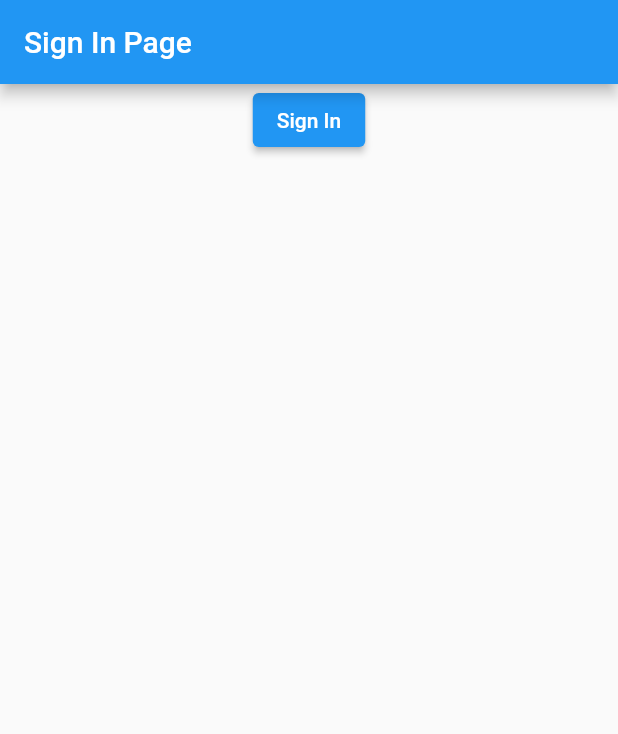
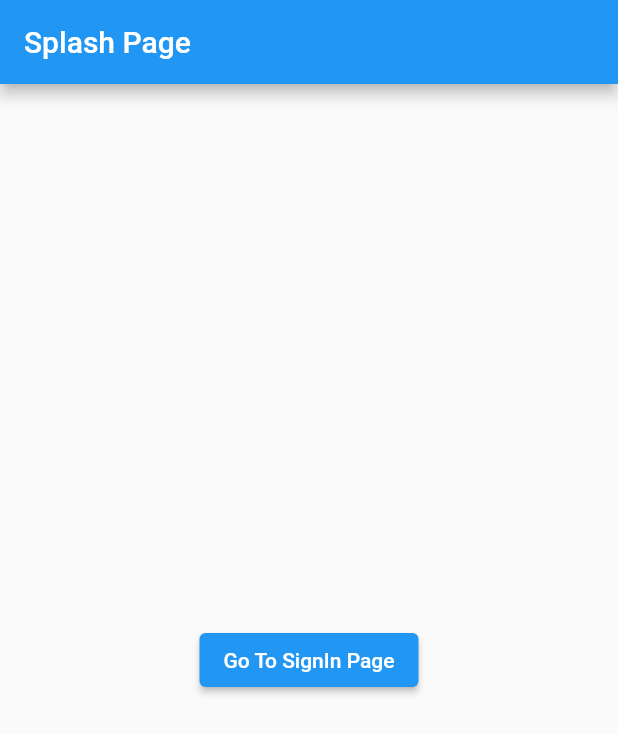
Before and after one commit to ijlalbm/bwa_flutix, a Flutter app: the screen it shows after launch, on a phone screen of 412 x 824 dp. Shown: the top 734 px of the screen. Run offline on Flutter 3.47's test engine with Material 2 defaults, Android fonts, the phone set to English and light mode, and no system bars; our stand-ins replace bloc, cloud_firestore, equatable, firebase_auth, firebase_core, flutter_bloc; accounts and stored records are empty.

Commit message:
fix wrapper using page bloc

```diff
--- a/lib/bloc/blocs.dart
+++ b/lib/bloc/blocs.dart
@@ -0,0 +1 @@
+export 'page_bloc.dart';
--- /dev/null
+++ b/lib/bloc/page_bloc.dart
@@ -0,0 +1,21 @@
+import 'package:bloc/bloc.dart';
+import 'package:equatable/equatable.dart';
+
+part 'page_event.dart';
+part 'page_state.dart';
+
+class PageBloc extends Bloc<PageEvent, PageState> {
+  PageBloc() : super(OnInitialPage()) {
+    on<GoToSplashPage>((event, emit) {
+      emit(OnSplashPage());
+    });
+
+    on<GoToLoginPage>((event, emit) {
+      emit(OnLoginPage());
+    });
+
+    on<GoToMainPage>((event, emit) {
+      emit(OnMainPage());
+    });
+  }
+}
--- /dev/null
+++ b/lib/bloc/page_event.dart
@@ -0,0 +1,23 @@
+part of 'page_bloc.dart';
+
+abstract class PageEvent extends Equatable {
+  const PageEvent();
+
+  @override
+  List<Object> get props => [];
+}
+
+class GoToSplashPage extends PageEvent {
+  @override
+  List<Object> get props => [];
+}
+
+class GoToLoginPage extends PageEvent {
+  @override
+  List<Object> get props => [];
+}
+
+class GoToMainPage extends PageEvent {
+  @override
+  List<Object> get props => [];
+}
--- /dev/null
+++ b/lib/bloc/page_state.dart
@@ -0,0 +1,28 @@
+part of 'page_bloc.dart';
+
+abstract class PageState extends Equatable {
+  const PageState();
+
+  @override
+  List<Object> get props => [];
+}
+
+class OnInitialPage extends PageState {
+  @override
+  List<Object> get props => [];
+}
+
+class OnLoginPage extends PageState {
+  @override
+  List<Object> get props => [];
+}
+
+class OnSplashPage extends PageState {
+  @override
+  List<Object> get props => [];
+}
+
+class OnMainPage extends PageState {
+  @override
+  List<Object> get props => [];
+}
--- a/lib/main.dart
+++ b/lib/main.dart
@@ -1,8 +1,10 @@
+import 'package:bwa_flutix/bloc/blocs.dart';
 import 'package:bwa_flutix/firebase_options.dart';
 import 'package:bwa_flutix/services/services.dart';
 import 'package:bwa_flutix/ui/pages/pages.dart';
 import 'package:firebase_core/firebase_core.dart';
 import 'package:flutter/material.dart';
+import 'package:flutter_bloc/flutter_bloc.dart';
 import 'package:provider/provider.dart';
 
 void main() async {
@@ -21,8 +23,16 @@ class MyApp extends StatelessWidget {
     return StreamProvider.value(
       initialData: null,
       value: AuthServices.userStream,
-      child: MaterialApp(
-        home: Wrapper(),
+      child: MultiBlocProvider(
+        providers: [
+          BlocProvider(
+            create: (_) => PageBloc(),
+          ),
+        ],
+        child: MaterialApp(
+          debugShowCheckedModeBanner: false,
+          home: Wrapper(),
+        ),
       ),
     );
   }
--- a/lib/shared/shared.dart
+++ b/lib/shared/shared.dart
@@ -1 +1,3 @@
+import 'package:bwa_flutix/bloc/blocs.dart';
+
 part 'shared_value.dart';
--- a/lib/shared/shared_value.dart
+++ b/lib/shared/shared_value.dart
@@ -2,3 +2,4 @@ part of 'shared.dart';
 
 String apiKey = '762a7fb9506c9f1a009d48a4d888868a';
 String imageBaseURL = 'https://image.tmdb.org/t/p/';
+PageEvent? prevPageEvent;
--- a/lib/ui/pages/pages.dart
+++ b/lib/ui/pages/pages.dart
@@ -1,8 +1,13 @@
 import 'package:bwa_flutix/services/services.dart';
+import 'package:bwa_flutix/shared/shared.dart';
 import 'package:firebase_auth/firebase_auth.dart';
 import 'package:flutter/material.dart';
 import 'package:provider/provider.dart';
+import 'package:flutter_bloc/flutter_bloc.dart';
+
+import '../../bloc/blocs.dart';
 
 part 'main_page.dart';
 part 'sign_in_page.dart';
 part 'wrapper.dart';
+part 'splash_page.dart';
--- /dev/null
+++ b/lib/ui/pages/splash_page.dart
@@ -0,0 +1,29 @@
+part of 'pages.dart';
+
+class SplashPage extends StatelessWidget {
+  const SplashPage({Key? key}) : super(key: key);
+
+  @override
+  Widget build(BuildContext context) {
+    return Scaffold(
+      appBar: AppBar(
+        title: Text('Splash Page'),
+      ),
+      body: Center(
+        child: Column(
+          mainAxisAlignment: MainAxisAlignment.center,
+          children: <Widget>[
+            ElevatedButton(
+              onPressed: () {
+                context.read<PageBloc>().add(GoToLoginPage());
+              },
+              child: Text(
+                'Go To SignIn Page',
+              ),
+            )
+          ],
+        ),
+      ),
+    );
+  }
+}
--- a/lib/ui/pages/wrapper.dart
+++ b/lib/ui/pages/wrapper.dart
@@ -8,9 +8,22 @@ class Wrapper extends StatelessWidget {
     User? firebaseUser = Provider.of<User?>(context);
 
     if (firebaseUser == null) {
-      return SignInPage();
+      if (!(prevPageEvent is GoToSplashPage)) {
+        prevPageEvent = GoToSplashPage();
+        context.read<PageBloc>().add(prevPageEvent!);
+      }
     } else {
-      return MainPage();
+      if (!(prevPageEvent is GoToMainPage)) {
+        prevPageEvent = GoToMainPage();
+        context.read<PageBloc>().add(prevPageEvent!);
+      }
     }
+    return BlocBuilder<PageBloc, PageState>(
+      builder: (_, pageState) => (pageState is OnSplashPage)
+          ? SplashPage()
+          : (pageState is OnLoginPage)
+              ? SignInPage()
+              : MainPage(),
+    );
   }
 }
--- a/pubspec.yaml
+++ b/pubspec.yaml
@@ -34,6 +34,7 @@ dependencies:
   firebase_core: ^1.12.0
   flutter:
     sdk: flutter
+  flutter_bloc: ^8.0.1
   provider: ^6.0.2
 
 dev_dependencies:
```
Also changed, not shown: pubspec.lock.
